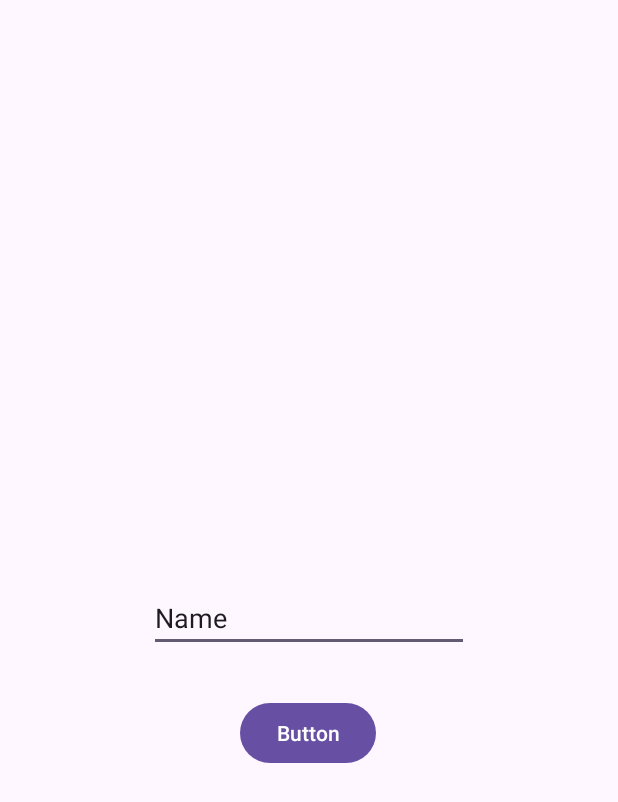
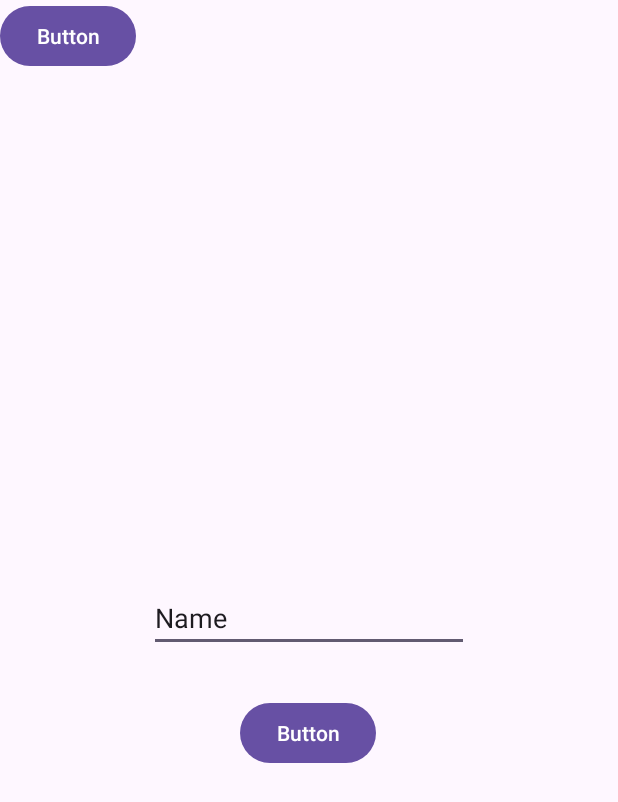
Before and after one commit to Calcifer2002/Trace-n-Learn--typ, an Android app: the UserActivity screen opened directly, with no data from a screen before it, on a phone screen of 412 x 824 dp. Shown: the top 802 px of the screen. Run offline under Robolectric (Android 15) with nearby library versions, the phone set to English and light mode, and no system bars; our stand-ins replace Firebase (no records; nobody signed in at launch, a user with empty details on screens opened directly).

```diff
--- a/app/src/main/res/layout/activity_user.xml
+++ b/app/src/main/res/layout/activity_user.xml
@@ -29,4 +29,12 @@
         app:layout_constraintStart_toStartOf="@+id/editName"
         app:layout_constraintTop_toBottomOf="@+id/editName"
         app:layout_constraintVertical_bias="0.088" />
+
+    <Button
+        android:id="@+id/button"
+        android:layout_width="wrap_content"
+        android:layout_height="wrap_content"
+        android:text="Button"
+        tools:layout_editor_absoluteX="96dp"
+        tools:layout_editor_absoluteY="166dp" />
 </androidx.constraintlayout.widget.ConstraintLayout>
```
